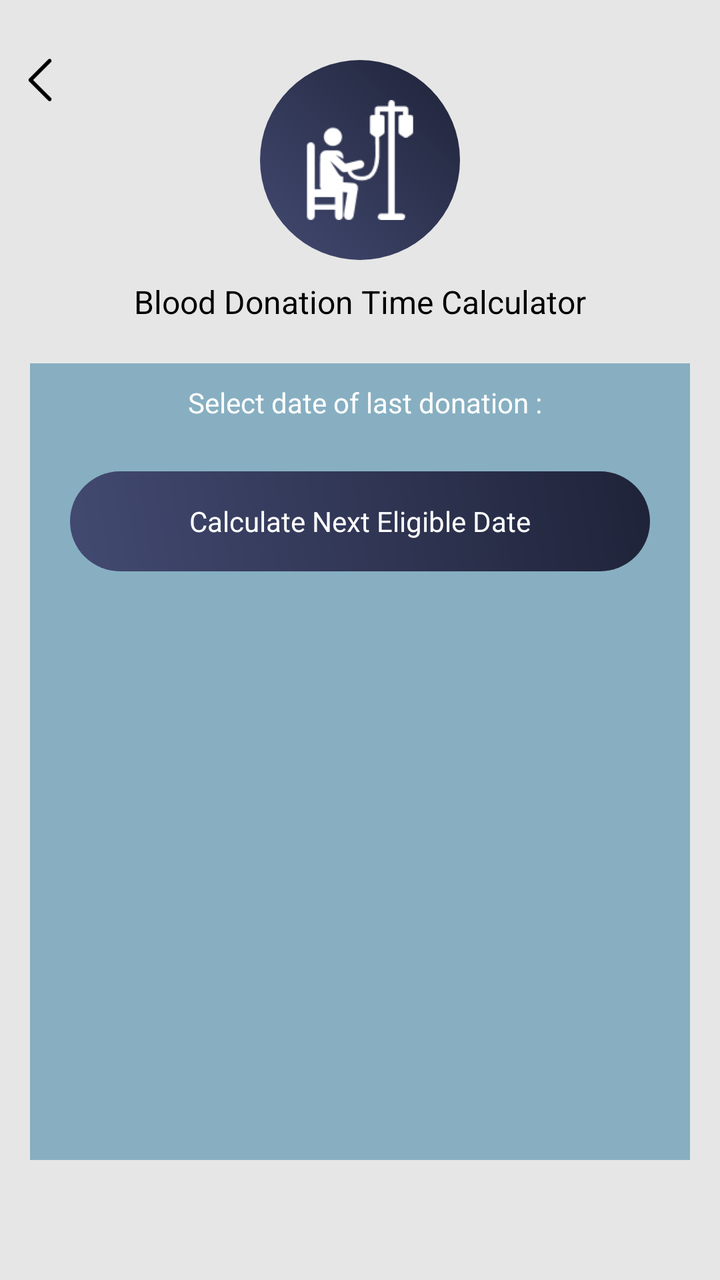
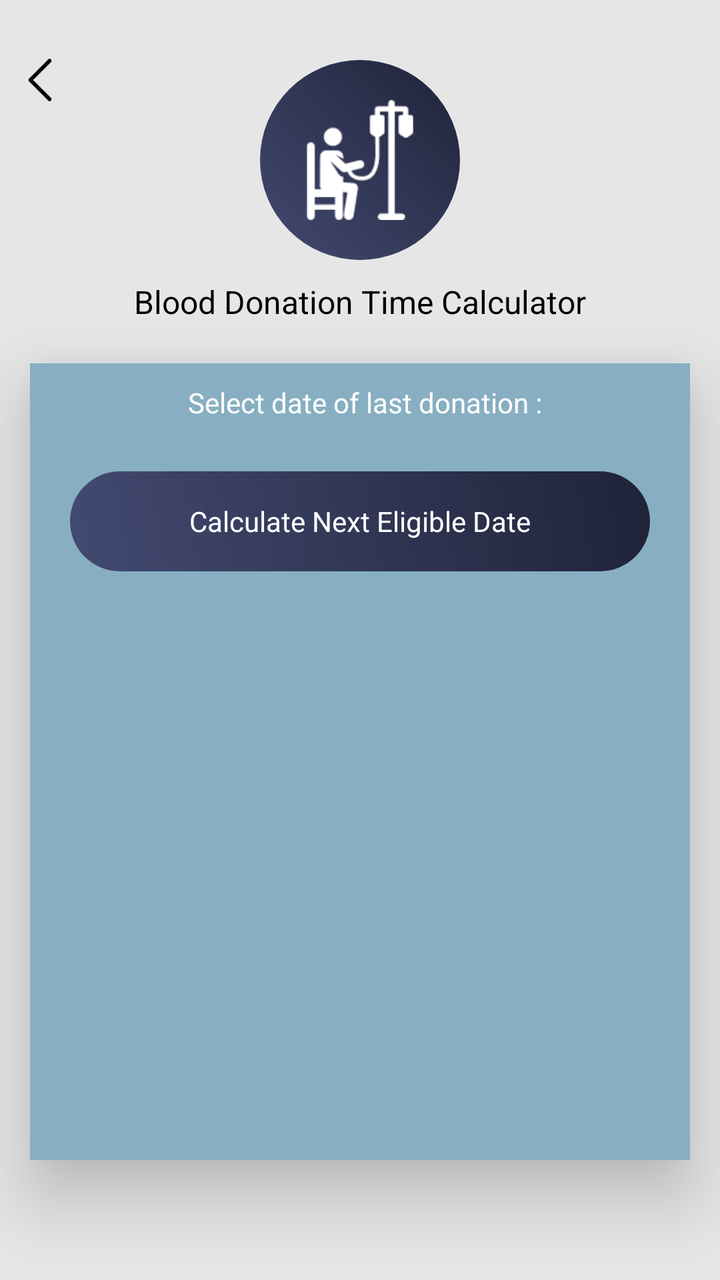

Screens rendered from an Android XML layout before and after an edit, with the pre-edit source and the edit as a unified diff.
<!-- AndroidManifest.xml: application theme AppTheme -->
<!-- res/layout/blood_donation_calculator.xml -->
<?xml version="1.0" encoding="utf-8"?>
<RelativeLayout xmlns:android="http://schemas.android.com/apk/res/android"
    xmlns:aapt="http://schemas.android.com/aapt"
    xmlns:app="http://schemas.android.com/apk/res-auto"
    android:layout_width="match_parent"
    android:layout_height="match_parent"
    android:background="@color/gray_color"
    android:orientation="vertical">

    <ImageView
        android:id="@+id/iv_back"
        android:layout_width="40dp"
        android:layout_height="40dp"
        android:layout_alignParentLeft="true"
        android:layout_alignParentTop="true"
        android:layout_marginTop="20dp"
        android:padding="8dp"
        android:src="@mipmap/left_arrow" />



    <RelativeLayout
        android:id="@+id/rel1"
        android:layout_width="match_parent"
        android:layout_marginTop="30dp"
        android:layout_height="wrap_content">
        <RelativeLayout
            android:id="@+id/rel12"
            android:layout_width="100dp"
            android:layout_centerInParent="true"
            android:background="@drawable/a3_grad"
            android:layout_height="100dp">

            <ImageView
                android:id="@+id/iv_blood_donation"
                android:layout_width="60dp"
                android:layout_height="60dp"
                android:layout_centerHorizontal="true"
                android:layout_centerInParent="true"
                android:src="@drawable/img_blood_donation" />
        </RelativeLayout>
    </RelativeLayout>


    <TextView
        android:id="@+id/tv_blood_donation"
        android:layout_width="wrap_content"
        android:layout_height="wrap_content"
        android:layout_below="@+id/rel1"
        android:layout_centerHorizontal="true"
        android:layout_margin="10dp"
        android:text="@string/Blood_Donation_Time_Calculator"
        android:textColor="@color/black"
        android:textSize="@dimen/textsize_16" />

    <LinearLayout
        android:id="@+id/cardviewone"
        android:layout_marginBottom="60dp"
        android:layout_width="match_parent"
        android:layout_height="wrap_content"
        android:layout_marginLeft="@dimen/text_15"
        android:layout_above="@+id/normal_ad_include"
        android:layout_below="@+id/tv_blood_donation"
        android:layout_marginTop="10dp"

        android:layout_marginRight="@dimen/text_15"
        android:orientation="horizontal"
        android:background="@drawable/a2_grad_black"
        app:cardElevation="20dip">


    <ScrollView
        android:layout_width="match_parent"
        android:background="#87AFC1"
        android:layout_height="match_parent"
        >

        <LinearLayout
            android:layout_width="match_parent"
            android:layout_height="wrap_content"
            android:orientation="vertical">

            <TextView
                android:id="@+id/tv_date"
                android:layout_width="match_parent"
                android:layout_height="wrap_content"
                android:layout_above="@+id/mFCalendarView"
                android:layout_marginBottom="10dp"
                android:layout_marginTop="10dp"
                android:background="@color/transperent"
                android:gravity="center"
                android:paddingLeft="5dp"
                android:text="@string/Select_date_of_last_donation"
                android:textColor="@color/white"
                android:textColorHint="@color/white"
                android:textSize="@dimen/textsize_14" />

           

            <LinearLayout
                android:id="@+id/calenderShow"
                android:layout_width="wrap_content"
                android:layout_height="wrap_content"
                android:orientation="vertical"
                android:layout_centerInParent="true"
                android:layout_gravity="center"
                android:background="@color/line_color"
                android:layout_marginLeft="20dp"
                android:layout_marginRight="20dp"
                android:layout_marginBottom="10dp"/>


            <TextView
                android:id="@+id/tv_search_date"
                android:layout_width="match_parent"
                android:layout_height="50dp"
                android:layout_below="@+id/mFCalendarView"
                android:layout_marginLeft="20dp"
                android:layout_marginTop="5dp"
                android:layout_marginRight="20dp"
                android:layout_marginBottom="20dp"
                android:background="@drawable/a3_grad"
                android:gravity="center"
                android:text="@string/Calculate_Next_Eligible_Date"
                android:textColor="@color/white"
                android:textColorHint="@color/white"
                android:textSize="@dimen/textsize_14" />
        </LinearLayout>
    </ScrollView>

    </LinearLayout>

    <LinearLayout
        android:id="@+id/normal_ad_include"
        android:layout_width="match_parent"
        android:layout_height="wrap_content"
        android:orientation="vertical"
        android:gravity="center"
        android:layout_alignParentBottom="true"/>
</RelativeLayout>
<!-- resources referenced by this layout -->
<resources>
  <color name="black">#000000</color>
  <color name="gray_color">#E6E6E6</color>
  <color name="line_color">#9BB5C1</color>
  <color name="transperent">#00ffffff</color>
  <color name="white">#ffffff</color>
  <dimen name="text_15">15sp</dimen>
  <dimen name="textsize_14">14sp</dimen>
  <dimen name="textsize_16">16sp</dimen>
  <!-- drawable a2_grad_black (drawable) -->
  <?xml version="1.0" encoding="utf-8"?>
  <shape xmlns:android="http://schemas.android.com/apk/res/android">
      <gradient
          android:angle="225"
          android:endColor="#96D3D3"
          android:startColor="#566C88" />
  
      <corners android:radius="15dp"/>
  
  </shape>
  <!-- drawable a3_grad (drawable) -->
  <?xml version="1.0" encoding="utf-8"?>
  <shape xmlns:android="http://schemas.android.com/apk/res/android">
  <gradient
      android:angle="225"
      android:endColor="#434A71"
      android:startColor="#1F2339" />
  
  <corners android:radius="200dp"/>
  
  </shape>
  <!-- drawable img_blood_donation: png bitmap (drawable, 1414 bytes) -->
  <!-- mipmap left_arrow: png bitmap (mipmap-xhdpi, 499 bytes) -->
  <string name="Blood_Donation_Time_Calculator">Blood Donation Time Calculator</string>
  <string name="Calculate_Next_Eligible_Date">Calculate Next Eligible Date</string>
  <string name="Select_date_of_last_donation">Select date of last donation :</string>
  <style name="AppTheme" parent="Theme.AppCompat.Light.DarkActionBar">
          
          <item name="colorPrimary">@color/colorPrimary</item>
          <item name="colorPrimaryDark">@color/colorPrimaryDark</item>
          <item name="colorAccent">@color/colorAccent</item>
      </style>
  <color name="colorPrimary">#434A71</color>
  <color name="colorPrimaryDark">#1F2339</color>
  <color name="colorAccent">#1F2339</color>
</resources>

<!-- the commit's change to res/layout/blood_donation_calculator.xml (unified diff, before → after) -->
@@ -66,7 +66,7 @@
         android:layout_marginRight="@dimen/text_15"
         android:orientation="horizontal"
         android:background="@drawable/a2_grad_black"
-        app:cardElevation="20dip">
+        android:elevation="20dp">
 
 
     <ScrollView
